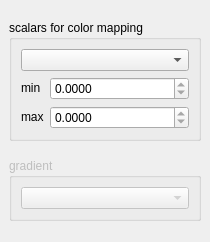
Above: gui/widgets/ScalarMappingChooser.ui from kateyy/geohazardvis before the change. Below: the same form after it.
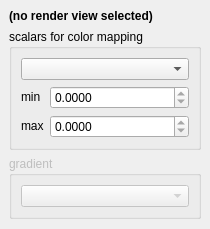
That is the form after the change.

```diff
--- a/gui/widgets/ScalarMappingChooser.ui
+++ b/gui/widgets/ScalarMappingChooser.ui
@@ -7,7 +7,7 @@
     <x>0</x>
     <y>0</y>
     <width>210</width>
-    <height>242</height>
+    <height>229</height>
    </rect>
   </property>
   <property name="sizePolicy">
@@ -21,6 +21,22 @@
   </property>
   <widget class="QWidget" name="content">
    <layout class="QVBoxLayout" name="mainLayout">
+    <item>
+     <widget class="QLabel" name="relatedRenderView">
+      <property name="font">
+       <font>
+        <weight>75</weight>
+        <bold>true</bold>
+       </font>
+      </property>
+      <property name="text">
+       <string>(no render view selected)</string>
+      </property>
+      <property name="alignment">
+       <set>Qt::AlignLeading|Qt::AlignLeft|Qt::AlignTop</set>
+      </property>
+     </widget>
+    </item>
     <item>
      <widget class="QGroupBox" name="scalarsGroupBox">
       <property name="sizePolicy">
@@ -32,6 +48,9 @@
       <property name="title">
        <string>scalars for color mapping</string>
       </property>
+      <property name="alignment">
+       <set>Qt::AlignLeading|Qt::AlignLeft|Qt::AlignTop</set>
+      </property>
       <layout class="QVBoxLayout" name="verticalLayout">
        <item>
         <widget class="QComboBox" name="scalarsComboBox"/>
@@ -130,6 +149,19 @@
       </layout>
      </widget>
     </item>
+    <item>
+     <spacer name="verticalSpacer">
+      <property name="orientation">
+       <enum>Qt::Vertical</enum>
+      </property>
+      <property name="sizeHint" stdset="0">
+       <size>
+        <width>20</width>
+        <height>40</height>
+       </size>
+      </property>
+     </spacer>
+    </item>
    </layout>
   </widget>
  </widget>
```
Left out of the diff: 2 changed lines with no effect on the pictures.
